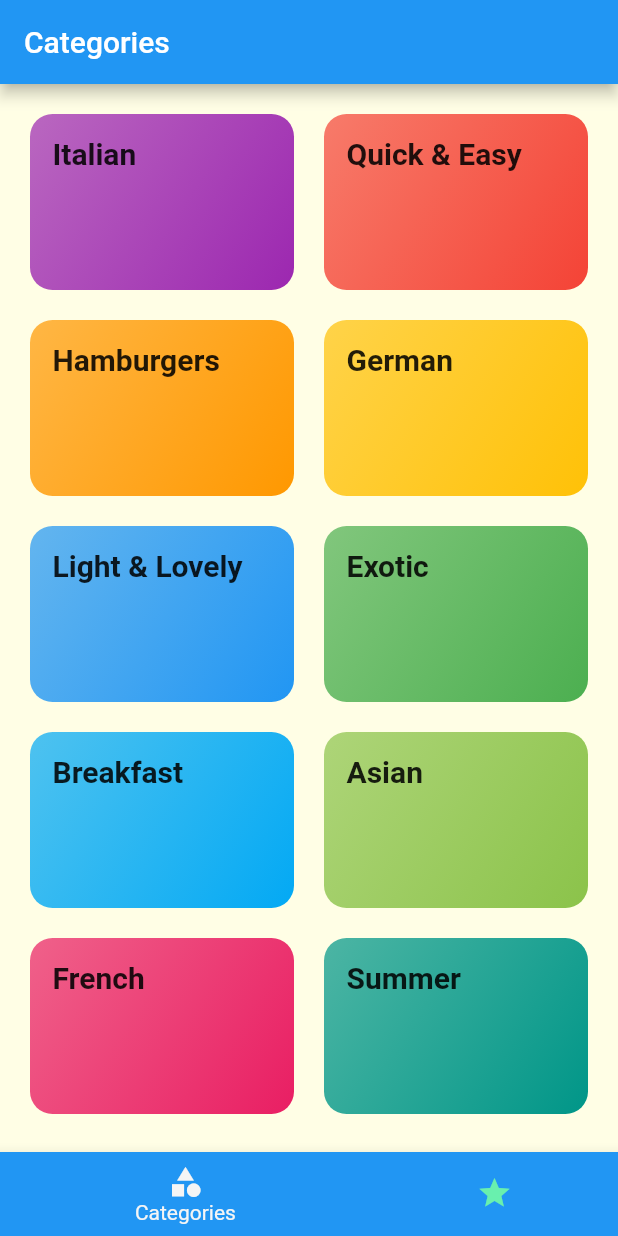
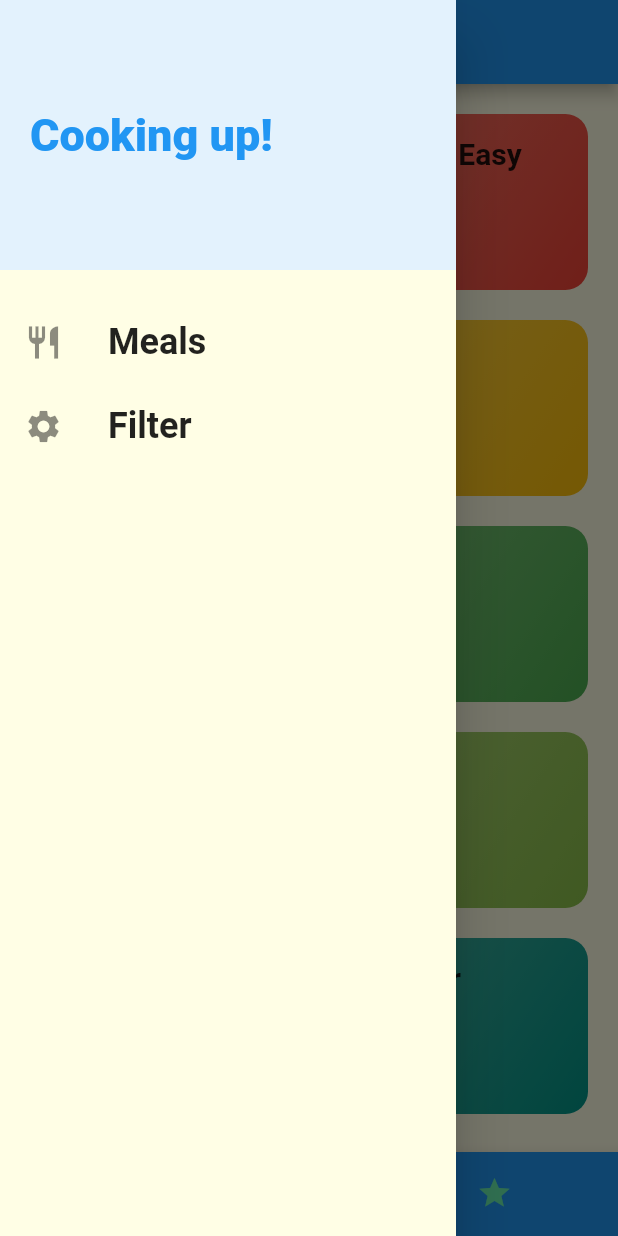
Before and after one commit to sinjikoro/meals_app, a Flutter app: the screen it shows after launch, with the side drawer open (before the commit the screen has no drawer), on a phone screen of 412 x 824 dp. Run offline on Flutter 3.47's test engine with Material 2 defaults, Android fonts, the phone set to English and light mode, and no system bars; Roboto replaces fonts that are missing (Raleway, RobotoCondensed).

Commit message:
177. Adding Links to the Drawer

```diff
--- a/lib/main.dart
+++ b/lib/main.dart
@@ -1,4 +1,5 @@
 import 'package:flutter/material.dart';
+import 'package:meals_app/screens/filters_screen.dart';
 
 import './screens/category_meals_screen.dart';
 import './screens/categories_screen.dart';
@@ -39,6 +40,7 @@ class MyApp extends StatelessWidget {
         '/': (context) => const TabsScreen(),
         CategoryMealsScreen.routePath: (context) => const CategoryMealsScreen(),
         MealDetailScreen.routePath: (context) => const MealDetailScreen(),
+        FiltersScreen.routePath: ((context) => const FiltersScreen()),
       },
       onGenerateRoute: ((settings) {
         debugPrint(settings.arguments.toString());
--- /dev/null
+++ b/lib/screens/filters_screen.dart
@@ -0,0 +1,16 @@
+import 'package:flutter/material.dart';
+
+class FiltersScreen extends StatelessWidget {
+  static const String routePath = '/filter';
+  const FiltersScreen({super.key});
+
+  @override
+  Widget build(BuildContext context) {
+    return Scaffold(
+      appBar: AppBar(title: Text('filter')),
+      body: const Center(
+        child: Text('filter!'),
+      ),
+    );
+  }
+}
--- /dev/null
+++ b/lib/screens/main_drawer.dart
@@ -0,0 +1,52 @@
+import 'package:flutter/material.dart';
+import 'package:meals_app/screens/filters_screen.dart';
+
+class MainDrawer extends StatelessWidget {
+  const MainDrawer({super.key});
+
+  @override
+  Widget build(BuildContext context) {
+    return Drawer(
+      child: Column(children: [
+        Container(
+          height: 180,
+          width: double.infinity,
+          padding: const EdgeInsets.all(20),
+          alignment: Alignment.centerLeft,
+          color: Theme.of(context).secondaryHeaderColor,
+          child: Text(
+            'Cooking up!',
+            style: TextStyle(
+                fontWeight: FontWeight.w900,
+                fontSize: 30,
+                color: Theme.of(context).primaryColor),
+          ),
+        ),
+        const SizedBox(
+          height: 20,
+        ),
+        buildListTile('Meals', Icons.restaurant,
+            () => Navigator.of(context).pushNamed('/')),
+        buildListTile('Filter', Icons.settings,
+            () => Navigator.of(context).pushNamed(FiltersScreen.routePath)),
+      ]),
+    );
+  }
+
+  ListTile buildListTile(String title, IconData icon, VoidCallback tapHandler) {
+    return ListTile(
+      leading: Icon(
+        icon,
+        size: 26,
+      ),
+      title: Text(
+        title,
+        style: const TextStyle(
+            fontFamily: 'RobotoCondensed',
+            fontSize: 24,
+            fontWeight: FontWeight.bold),
+      ),
+      onTap: tapHandler,
+    );
+  }
+}
--- a/lib/screens/tabs_screen.dart
+++ b/lib/screens/tabs_screen.dart
@@ -1,4 +1,5 @@
 import 'package:flutter/material.dart';
+import 'package:meals_app/screens/main_drawer.dart';
 
 import './categories_screen.dart';
 import './favorite_screen.dart';
@@ -29,6 +30,7 @@ class _TabsScreenState extends State<TabsScreen> {
       appBar: AppBar(
         title: Text(_pages[_selectPageIndex]['title'] as String),
       ),
+      drawer: const MainDrawer(),
       body: _pages[_selectPageIndex]['page'] as Widget,
       bottomNavigationBar: BottomNavigationBar(
         onTap: _selectPage,
```
